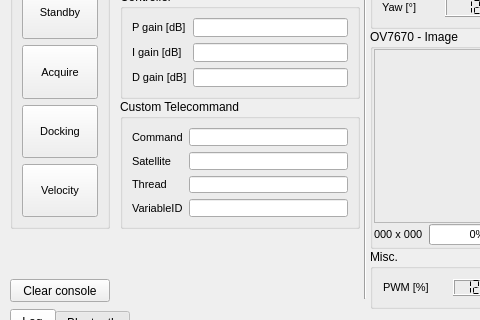
Before: the Qt Designer form groundstation.ui in Angele-/FloatSat_GroundStation, drawn with Qt 5; both pictures show x 0 to 480 and y 191 to 511 of the 1351 by 700 pixel window.
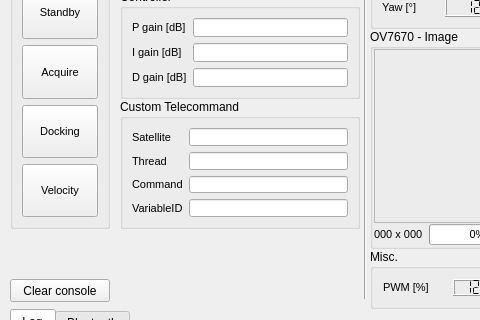
After: the same form once the commit is applied. Custom widgets are drawn as their Qt base class.

```diff
--- a/groundstation.ui
+++ b/groundstation.ui
@@ -172,29 +172,6 @@
      <property name="bottomMargin">
       <number>9</number>
      </property>
-     <item row="0" column="0">
-      <widget class="QLabel" name="label_2">
-       <property name="font">
-        <font>
-         <pointsize>8</pointsize>
-         <weight>50</weight>
-         <bold>false</bold>
-        </font>
-       </property>
-       <property name="text">
-        <string>Command</string>
-       </property>
-      </widget>
-     </item>
-     <item row="0" column="1">
-      <widget class="QLineEdit" name="lineEdit_Command">
-       <property name="font">
-        <font>
-         <pointsize>8</pointsize>
-        </font>
-       </property>
-      </widget>
-     </item>
      <item row="1" column="0">
       <widget class="QLabel" name="label_3">
        <property name="font">
@@ -241,7 +218,7 @@
        </property>
       </widget>
      </item>
-     <item row="3" column="0">
+     <item row="4" column="0">
       <widget class="QLabel" name="label_5">
        <property name="font">
         <font>
@@ -255,7 +232,7 @@
        </property>
       </widget>
      </item>
-     <item row="3" column="1">
+     <item row="4" column="1">
       <widget class="QLineEdit" name="lineEdit_Var">
        <property name="font">
         <font>
@@ -264,6 +241,29 @@
        </property>
       </widget>
      </item>
+     <item row="3" column="0">
+      <widget class="QLabel" name="label_2">
+       <property name="font">
+        <font>
+         <pointsize>8</pointsize>
+         <weight>50</weight>
+         <bold>false</bold>
+        </font>
+       </property>
+       <property name="text">
+        <string>Command</string>
+       </property>
+      </widget>
+     </item>
+     <item row="3" column="1">
+      <widget class="QLineEdit" name="lineEdit_Command">
+       <property name="font">
+        <font>
+         <pointsize>8</pointsize>
+        </font>
+       </property>
+      </widget>
+     </item>
     </layout>
    </widget>
    <widget class="QGroupBox" name="groupBox_Motor">
```
